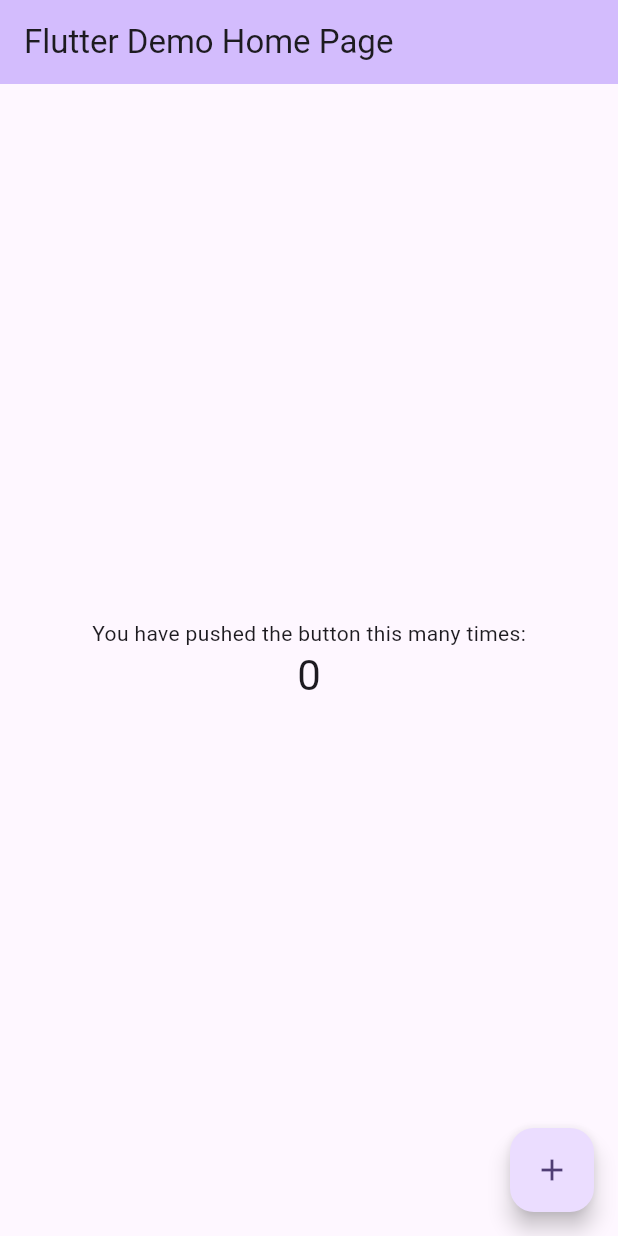
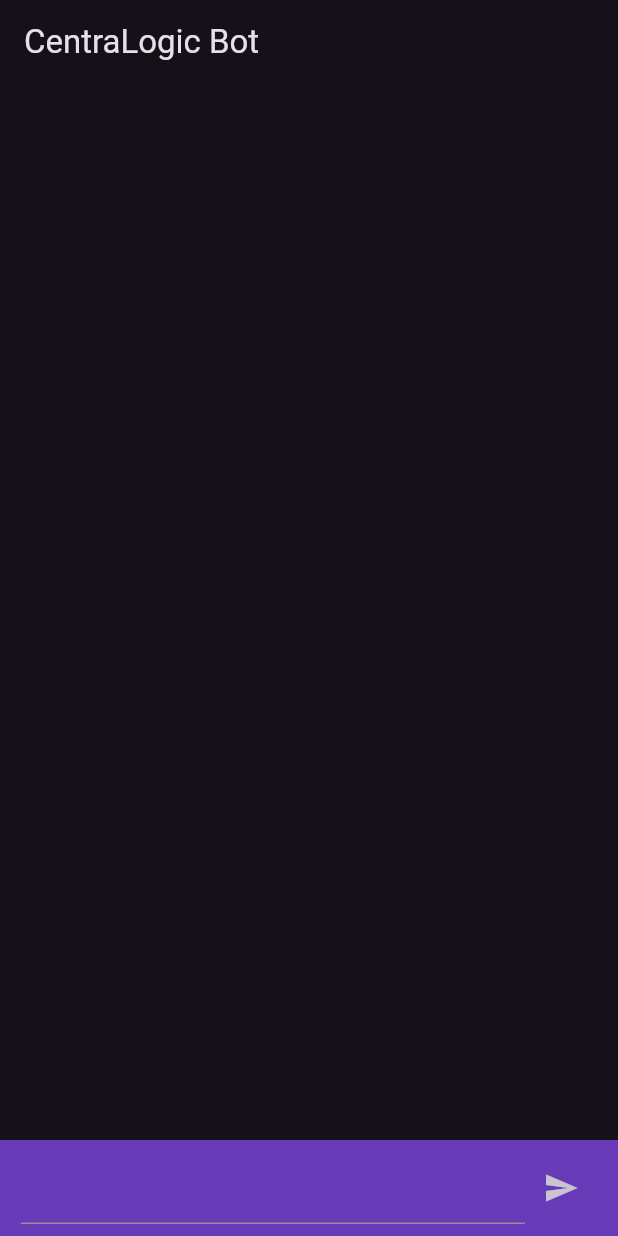
Before and after one commit to Sakshibhokare/FeedbackBot_flutter, a Flutter app: the screen it shows after launch, on a phone screen of 412 x 824 dp. Run offline on Flutter 3.47's test engine with Material 3 defaults, Android fonts, the phone set to English and light mode, and no system bars; missing offline and left inert: dialog_flowtter.

Commit message:
feedback system updated

```diff
--- /dev/null
+++ b/lib/MessagesScreen.dart
@@ -0,0 +1,50 @@
+import 'package:flutter/material.dart';
+
+class MessagesScreen extends StatefulWidget {
+  final List messages;
+  const MessagesScreen({Key? key, required this.messages}) : super(key: key);
+
+  @override
+  State<MessagesScreen> createState() => _MessagesScreenState();
+}
+
+class _MessagesScreenState extends State<MessagesScreen> {
+  @override
+  Widget build(BuildContext context) {
+    var w = MediaQuery.of(context).size.width;
+    return ListView.separated(
+        itemBuilder: (context, index) {
+          return Container(
+            margin: EdgeInsets.all(10),
+            child: Row(
+              mainAxisAlignment: widget.messages[index]['isUserMessage']
+                  ? MainAxisAlignment.end
+                  : MainAxisAlignment.start,
+              children: [
+                Container(
+                    padding: EdgeInsets.symmetric(vertical: 14, horizontal: 14),
+                    decoration: BoxDecoration(
+                        borderRadius: BorderRadius.only(
+                          bottomLeft: Radius.circular(
+                            20,
+                          ),
+                          topRight: Radius.circular(20),
+                          bottomRight: Radius.circular(
+                              widget.messages[index]['isUserMessage'] ? 0 : 20),
+                          topLeft: Radius.circular(
+                              widget.messages[index]['isUserMessage'] ? 20 : 0),
+                        ),
+                        color: widget.messages[index]['isUserMessage']
+                            ? Colors.grey.shade800
+                            : Colors.grey.shade900.withOpacity(0.8)),
+                    constraints: BoxConstraints(maxWidth: w * 2 / 3),
+                    child:
+                    Text(widget.messages[index]['message'].text.text[0])),
+              ],
+            ),
+          );
+        },
+        separatorBuilder: (_, i) => Padding(padding: EdgeInsets.only(top: 10)),
+        itemCount: widget.messages.length);
+  }
+}
--- a/lib/main.dart
+++ b/lib/main.dart
@@ -1,4 +1,6 @@
+import 'package:dialog_flowtter/dialog_flowtter.dart';
 import 'package:flutter/material.dart';
+import 'package:flutter_assignment_5th/MessagesScreen.dart';
 
 void main() {
   runApp(const MyApp());
@@ -7,119 +9,91 @@ void main() {
 class MyApp extends StatelessWidget {
   const MyApp({super.key});
 
-  // This widget is the root of your application.
   @override
   Widget build(BuildContext context) {
     return MaterialApp(
-      title: 'Flutter Demo',
-      theme: ThemeData(
-        // This is the theme of your application.
-        //
-        // TRY THIS: Try running your application with "flutter run". You'll see
-        // the application has a blue toolbar. Then, without quitting the app,
-        // try changing the seedColor in the colorScheme below to Colors.green
-        // and then invoke "hot reload" (save your changes or press the "hot
-        // reload" button in a Flutter-supported IDE, or press "r" if you used
-        // the command line to start the app).
-        //
-        // Notice that the counter didn't reset back to zero; the application
-        // state is not lost during the reload. To reset the state, use hot
-        // restart instead.
-        //
-        // This works for code too, not just values: Most code changes can be
-        // tested with just a hot reload.
-        colorScheme: ColorScheme.fromSeed(seedColor: Colors.deepPurple),
-        useMaterial3: true,
-      ),
-      home: const MyHomePage(title: 'Flutter Demo Home Page'),
+       title:'CentraLogic Bot',
+       theme: ThemeData(
+        brightness: Brightness.dark
+       ),
+       home:Home(),
     );
   }
 }
 
-class MyHomePage extends StatefulWidget {
-  const MyHomePage({super.key, required this.title});
-
-  // This widget is the home page of your application. It is stateful, meaning
-  // that it has a State object (defined below) that contains fields that affect
-  // how it looks.
-
-  // This class is the configuration for the state. It holds the values (in this
-  // case the title) provided by the parent (in this case the App widget) and
-  // used by the build method of the State. Fields in a Widget subclass are
-  // always marked "final".
-
-  final String title;
+  class Home extends StatefulWidget {
+  const Home({Key? key}) : super(key: key);
 
   @override
-  State<MyHomePage> createState() => _MyHomePageState();
+  _HomeState createState() => _HomeState();
 }
 
-class _MyHomePageState extends State<MyHomePage> {
-  int _counter = 0;
+ class _HomeState extends State<Home> {
+  late DialogFlowtter dialogFlowtter;
+  final TextEditingController _controller = TextEditingController();
 
-  void _incrementCounter() {
-    setState(() {
-      // This call to setState tells the Flutter framework that something has
-      // changed in this State, which causes it to rerun the build method below
-      // so that the display can reflect the updated values. If we changed
-      // _counter without calling setState(), then the build method would not be
-      // called again, and so nothing would appear to happen.
-      _counter++;
-    });
-  }
+   List<Map<String, dynamic>> messages = [];
+
+    @override
+   void initState() {
+   DialogFlowtter.fromFile().then((instance) => dialogFlowtter = instance);
+   super.initState();
+}
+
 
   @override
   Widget build(BuildContext context) {
-    // This method is rerun every time setState is called, for instance as done
-    // by the _incrementCounter method above.
-    //
-    // The Flutter framework has been optimized to make rerunning build methods
-    // fast, so that you can just rebuild anything that needs updating rather
-    // than having to individually change instances of widgets.
     return Scaffold(
       appBar: AppBar(
-        // TRY THIS: Try changing the color here to a specific color (to
-        // Colors.amber, perhaps?) and trigger a hot reload to see the AppBar
-        // change color while the other colors stay the same.
-        backgroundColor: Theme.of(context).colorScheme.inversePrimary,
-        // Here we take the value from the MyHomePage object that was created by
-        // the App.build method, and use it to set our appbar title.
-        title: Text(widget.title),
+        title: Text('CentraLogic Bot'),
       ),
-      body: Center(
-        // Center is a layout widget. It takes a single child and positions it
-        // in the middle of the parent.
+      body: Container(
         child: Column(
-          // Column is also a layout widget. It takes a list of children and
-          // arranges them vertically. By default, it sizes itself to fit its
-          // children horizontally, and tries to be as tall as its parent.
-          //
-          // Column has various properties to control how it sizes itself and
-          // how it positions its children. Here we use mainAxisAlignment to
-          // center the children vertically; the main axis here is the vertical
-          // axis because Columns are vertical (the cross axis would be
-          // horizontal).
-          //
-          // TRY THIS: Invoke "debug painting" (choose the "Toggle Debug Paint"
-          // action in the IDE, or press "p" in the console), to see the
-          // wireframe for each widget.
-          mainAxisAlignment: MainAxisAlignment.center,
-          children: <Widget>[
-            const Text(
-              'You have pushed the button this many times:',
-            ),
-            Text(
-              '$_counter',
-              style: Theme.of(context).textTheme.headlineMedium,
-            ),
+          children: [
+            Expanded(child: MessagesScreen(messages: messages)),
+            Container(
+              padding: EdgeInsets.symmetric(horizontal: 14, vertical: 8),
+              color: Colors.deepPurple,
+              child: Row(
+                children: [
+                  Expanded(
+                      child: TextField(
+                        controller: _controller,
+                        style: TextStyle(color: Colors.white),
+                      )),
+                  IconButton(
+                      onPressed: () {
+                        sendMessage(_controller.text);
+                        _controller.clear();
+                      },
+                      icon: Icon(Icons.send))
+                ],
+              ),
+            )
           ],
         ),
       ),
-      floatingActionButton: FloatingActionButton(
-        onPressed: _incrementCounter,
-        tooltip: 'Increment',
-        child: const Icon(Icons.add),
-      ), // This trailing comma makes auto-formatting nicer for build methods.
     );
   }
-}
+
+  sendMessage(String text) async {
+    if (text.isEmpty) {
+      print('Message is empty');
+    } else {
+      setState(() {
+        addMessage(Message(text: DialogText(text: [text])), true);
+      });
+
+      DetectIntentResponse response = await dialogFlowtter.detectIntent(
+          queryInput: QueryInput(text: TextInput(text: text)));
+      if (response.message == null) return;
+      setState(() {
+        addMessage(response.message!);
+      });
+    }
+  }
+
+  addMessage(Message message, [bool isUserMessage = false]) {
+    messages.add({'message': message, 'isUserMessage': isUserMessage});
+  }
+ }
--- a/pubspec.yaml
+++ b/pubspec.yaml
@@ -30,7 +30,7 @@ environment:
 dependencies:
   flutter:
     sdk: flutter
-
+  dialog_flowtter:
 
   # The following adds the Cupertino Icons font to your application.
   # Use with the CupertinoIcons class for iOS style icons.
@@ -59,8 +59,8 @@ flutter:
   uses-material-design: true
 
   # To add assets to your application, add an assets section, like this:
-  # assets:
-  #   - images/a_dot_burr.jpeg
+  assets:
+     - assets/
   #   - images/a_dot_ham.jpeg
 
   # An image asset can refer to one or more resolution-specific "variants", see
```
Also changed, not shown: assets/dialog_flow_auth.json (added, +13 -0 lines), pubspec.lock.
